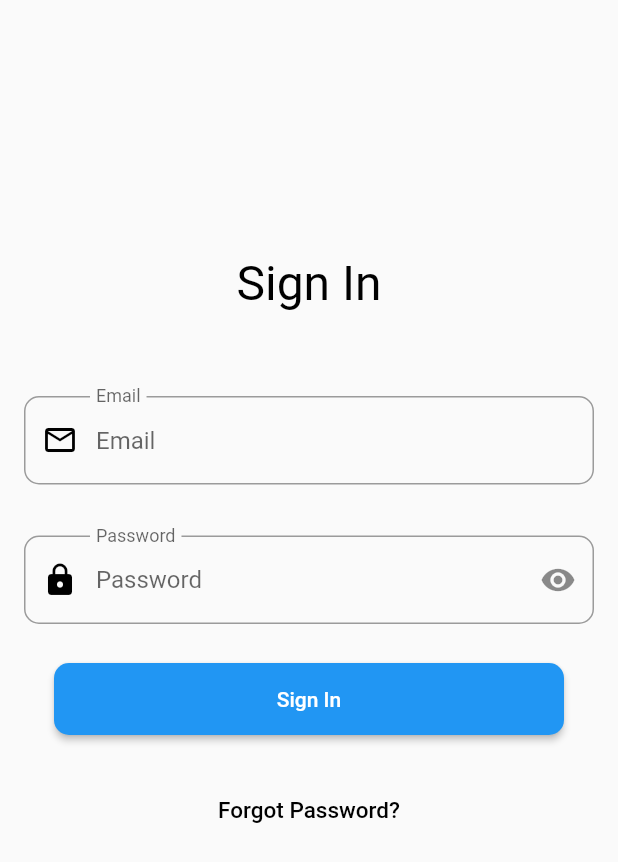
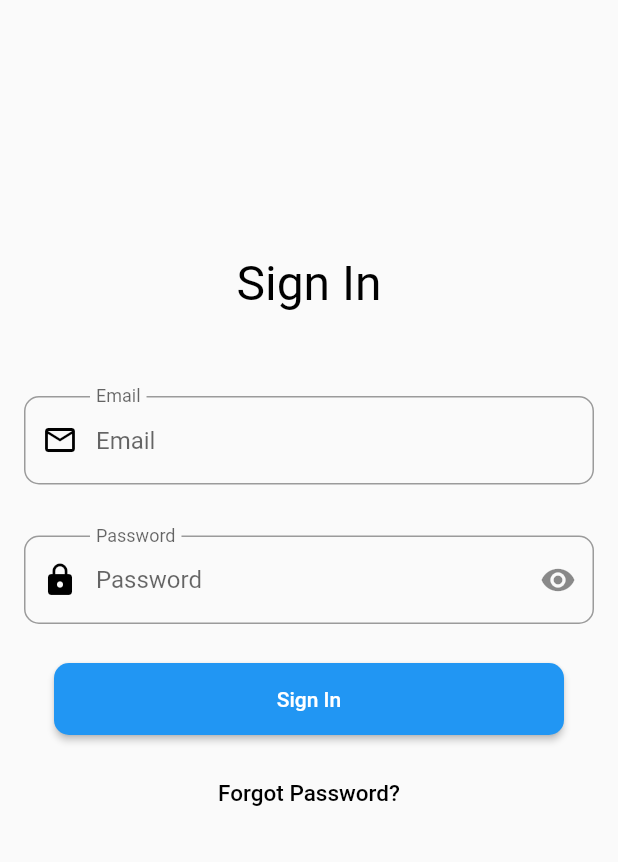
Before and after one commit to HMS-16/HMS-16-nurse-doctor-mobile, a Flutter app: the screen it shows after launch, after a tap on "Sign In", on a phone screen of 412 x 824 dp. Shown: the top 862 px of the screen. Run offline on Flutter 3.47's test engine with Material 2 defaults, Android fonts, the phone set to English and light mode, and no system bars; our stand-ins replace carousel_slider, google_fonts, smooth_page_indicator; network calls fail.

Commit message:
New Update | Ngilangin Fitur Register

```diff
--- a/lib/Views/forgot_password_page2.dart
+++ b/lib/Views/forgot_password_page2.dart
@@ -76,7 +76,7 @@ class ForgotPassword2 extends StatelessWidget {
           ),
           Button(
               text: "VERIFY",
-              bgcolor: Colors.black,
+              bgcolor: Colors.blueAccent,
               margin: EdgeInsets.only(top: 30),
               onpressed: () {
                 Navigator.push(
--- a/lib/Views/forgot_password_page3.dart
+++ b/lib/Views/forgot_password_page3.dart
@@ -29,7 +29,8 @@ class ForgotPassword3 extends StatelessWidget {
             padding: EdgeInsets.symmetric(horizontal: 10),
             child: TextFormField(
               decoration: InputDecoration(
-                border: OutlineInputBorder(),
+                border:
+                    OutlineInputBorder(borderRadius: BorderRadius.circular(10)),
                 label: Text("New Password"),
                 labelStyle: GoogleFonts.balsamiqSans(
                     textStyle: TextStyle(color: Colors.black)),
@@ -46,7 +47,8 @@ class ForgotPassword3 extends StatelessWidget {
             padding: EdgeInsets.symmetric(horizontal: 10),
             child: TextFormField(
               decoration: InputDecoration(
-                border: OutlineInputBorder(),
+                border:
+                    OutlineInputBorder(borderRadius: BorderRadius.circular(10)),
                 label: Text("Confirm New Password"),
                 labelStyle: GoogleFonts.balsamiqSans(
                     textStyle: TextStyle(color: Colors.black)),
--- a/lib/Views/landing_page.dart
+++ b/lib/Views/landing_page.dart
@@ -53,7 +53,7 @@ class _LandingPageState extends State<LandingPage> {
           ),
           Button(
             text: "Sign In",
-            margin: EdgeInsets.only(top: 15),
+            margin: EdgeInsets.only(top: 5),
             onpressed: () {
               Navigator.push(context,
                   MaterialPageRoute(builder: (context) => LoginPage()));
--- a/lib/Views/login_page.dart
+++ b/lib/Views/login_page.dart
@@ -65,20 +65,20 @@ class _LoginPageState extends State<LoginPage> {
                     labelText: "Password",
                     floatingLabelBehavior: FloatingLabelBehavior.always),
               ),
-              const SizedBox(
+              SizedBox(
                 height: 26.0,
               ),
               Button(
                   text: "Sign In",
                   onpressed: () {
-                    Navigator.push(
-                        context,
-                        MaterialPageRoute(
-                          builder: (context) => const SignUpPage(),
-                        ));
+                    // Navigator.push(
+                    //     context,
+                    //     MaterialPageRoute(
+                    //       builder: (context) => const SignUpPage(),
+                    //     ));
                   }),
-              const SizedBox(
-                height: 26.0,
+              SizedBox(
+                height: 15.0,
               ),
               TextButton(
                   onPressed: () {
```
Also changed, not shown: lib/Views/forget_password_page1.dart (+9 -7 lines).
